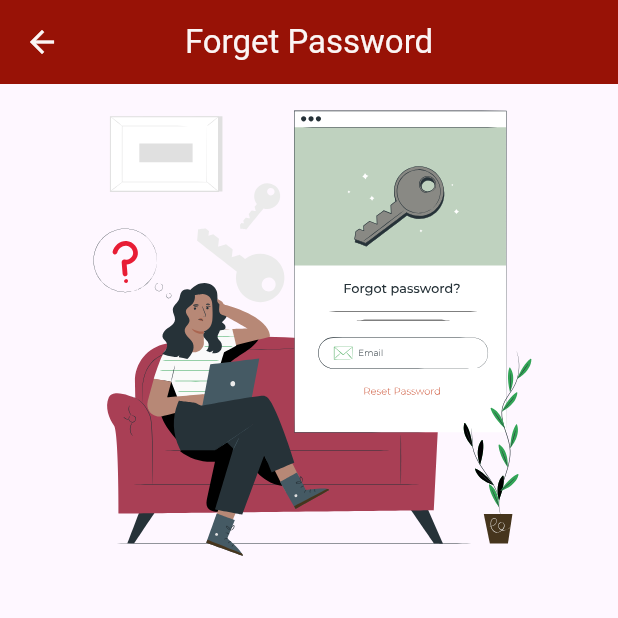
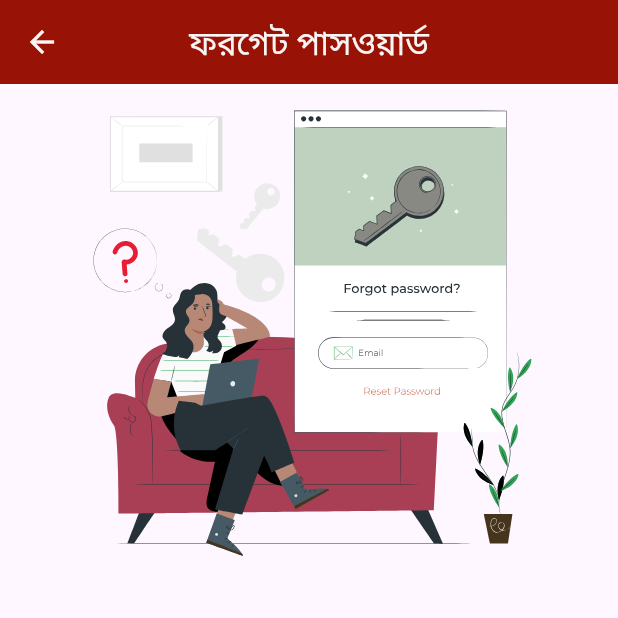
Before and after one commit to ecsemamun/maymuna_collection, a Flutter app: the ForgetPasswordScreen screen opened directly, on a phone screen of 412 x 824 dp, the top half of it. Run offline on Flutter 3.47's test engine with Material 3 defaults, Android fonts, the phone set to English and light mode, and no system bars; our stand-ins replace cached_network_image, carousel_slider, cloud_firestore, firebase_auth, firebase_core, firebase_messaging and 6 more; missing offline and left inert: image_card; accounts and stored records are empty.

Commit message:
Forget Password Text Changed

```diff
--- a/lib/Screen/auth_ui/forget-password-screen.dart
+++ b/lib/Screen/auth_ui/forget-password-screen.dart
@@ -31,7 +31,7 @@ class _ForgetPasswordScreenState extends State<ForgetPasswordScreen> {
           backgroundColor: AppConstant.appScendoryColor,
           centerTitle: true,
           title: Text(
-            "Forget Password",
+            "ফরগেট পাসওয়ার্ড",
             style: TextStyle(color: AppConstant.appTextColor),
           ),
         ),
```
Also changed, not shown: pubspec.lock.
